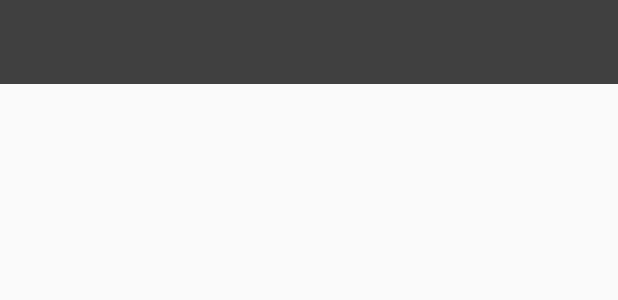
After one commit to Siddharha/BusinessAdmin, an Android app: the layout toolbar.xml on its own in the app's theme, with its tools: preview values and no code run, on a phone screen of 412 x 824 dp. The commit adds this screen. Shown: the top 300 px of the screen. Run offline under Robolectric (Android 15) with nearby library versions, the phone set to English and light mode, and no system bars.

Commit message:
new Page

```diff
--- /dev/null
+++ b/app/src/main/res/layout/toolbar.xml
@@ -0,0 +1,8 @@
+<?xml version="1.0" encoding="utf-8"?>
+<androidx.appcompat.widget.Toolbar
+        xmlns:android="http://schemas.android.com/apk/res/android"
+        android:layout_width="match_parent"
+        android:layout_height="wrap_content" xmlns:app="http://schemas.android.com/apk/res-auto"
+        android:background="@color/colorPrimary">
+
+</androidx.appcompat.widget.Toolbar>
```
Also changed, not shown: app/src/main/res/layout/fragment_form.xml (+14 -4 lines).
